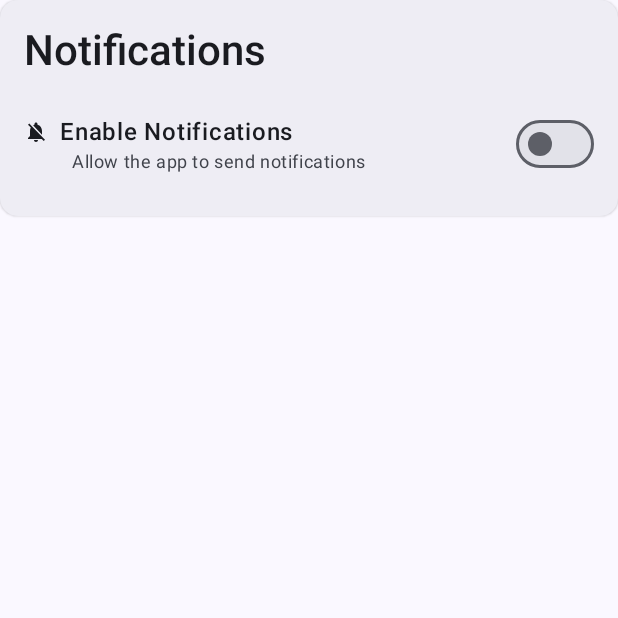
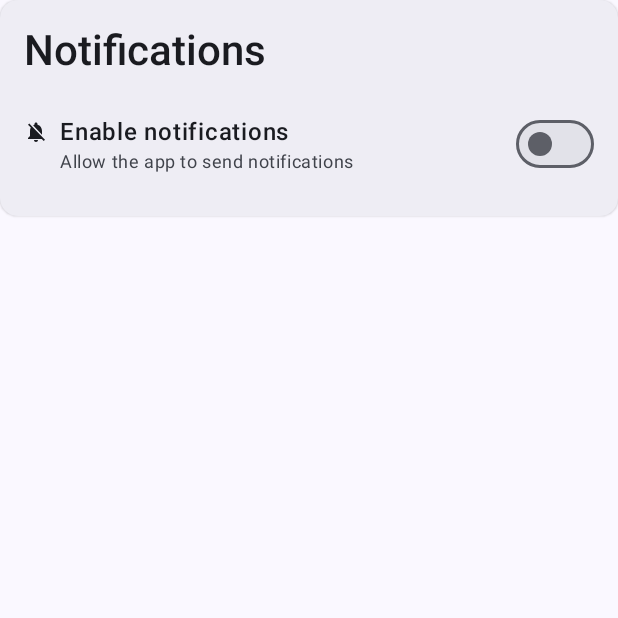
Before and after one commit to Joinsider/dhbw-next, an Android app built with Jetpack Compose: the composable NotificationSettingsCard shown on its own in the app's theme, on a phone screen of 412 x 824 dp, the top half of it. Run offline under Robolectric (Android 15) with nearby library versions, the phone set to English and light mode, and no system bars; our stand-ins replace Compose Multiplatform resources, Material 3 Expressive styles (plain Material 3 is drawn); libraries missing offline, so code that uses them is left out: io.github.aakira.napier; 3 statements that could not run were skipped.

Commit message:
#35 feat: enhance NotificationSettingsCard with localized strings for notifications and lecture change alerts

```diff
--- a/composeApp/src/commonMain/composeResources/values-de/strings.xml
+++ b/composeApp/src/commonMain/composeResources/values-de/strings.xml
@@ -45,6 +45,10 @@
     <string name="privacy_button">Datenschutzerklärung</string>
     <string name="report_issues">Fehler melden</string>
     <string name="github_issues">Github Issues</string>
+    <string name="allow_notifications">Benachrichtigungen aktivieren</string>
+    <string name="allow_notifications_description">Erlaube der App verschiedene Benachrichtigungen zu senden</string>
+    <string name="lecture_change_notification">Benachrichtigung für Vorlesungsänderungen</string>
+    <string name="lecture_change_notification_description">Werde benachrichtigt, wenn sich die Uhrzeit oder der Ort einer Vorlesung ändert oder eine abgesagt wurde</string>
     <!-- Error messages -->
     <string name="network_error">Netzwerkfehler. Bitte überprüfen Sie Ihre Verbindung.</string>
     <string name="unknown_error">Ein unbekannter Fehler ist aufgetreten.</string>
--- a/composeApp/src/commonMain/composeResources/values/strings.xml
+++ b/composeApp/src/commonMain/composeResources/values/strings.xml
@@ -45,6 +45,10 @@
     <string name="privacy_button">Privacy Policy</string>
     <string name="report_issue">Report Issue</string>
     <string name="github_issues">Github Issues</string>
+    <string name="allow_notifications">Enable notifications</string>
+    <string name="allow_notifications_description">Allow the app to send notifications</string>
+    <string name="lecture_change_notification">Lecture Change Notification</string>
+    <string name="lecture_change_notification_description">Get notified about lecture time, location and cancellation changes</string>
     <!-- Error messages -->
     <string name="network_error">Network error. Please check your connection.</string>
     <string name="unknown_error">An unknown error occurred.</string>
--- a/composeApp/src/commonMain/kotlin/de/joinside/dhbw/ui/settings/NotificationSettingsCard.kt
+++ b/composeApp/src/commonMain/kotlin/de/joinside/dhbw/ui/settings/NotificationSettingsCard.kt
@@ -9,6 +9,7 @@ package de.joinside.dhbw.ui.settings
 import androidx.compose.animation.AnimatedVisibility
 import androidx.compose.foundation.layout.*
 import androidx.compose.material.icons.Icons
+import androidx.compose.material.icons.filled.ChangeCircle
 import androidx.compose.material.icons.filled.Notifications
 import androidx.compose.material.icons.filled.NotificationsOff
 import androidx.compose.material3.*
@@ -20,7 +21,13 @@ import androidx.compose.ui.platform.LocalHapticFeedback
 import androidx.compose.ui.platform.testTag
 import androidx.compose.ui.text.font.FontWeight
 import androidx.compose.ui.unit.dp
+import de.joinside.dhbw.resources.Res
+import de.joinside.dhbw.resources.allow_notifications
+import de.joinside.dhbw.resources.allow_notifications_description
+import de.joinside.dhbw.resources.lecture_change_notification
+import de.joinside.dhbw.resources.lecture_change_notification_description
 import kotlinx.coroutines.launch
+import org.jetbrains.compose.resources.stringResource
 
 @OptIn(ExperimentalMaterial3Api::class)
 @Composable
@@ -89,16 +96,16 @@ fun NotificationSettingsCard(
                                 .padding(end = 8.dp)
                         )
                         Text(
-                            text = "Enable Notifications",
+                            text = stringResource(Res.string.allow_notifications),
                             style = MaterialTheme.typography.bodyLarge,
                             fontWeight = FontWeight.Medium
                         )
                     }
                     Text(
-                        text = "Allow the app to send notifications",
+                        text = stringResource(Res.string.allow_notifications_description),
                         style = MaterialTheme.typography.bodySmall,
                         color = MaterialTheme.colorScheme.onSurfaceVariant,
-                        modifier = Modifier.padding(start = 32.dp)
+                        modifier = Modifier.padding(start = 24.dp)
                     )
                 }
 
@@ -153,15 +160,25 @@ fun NotificationSettingsCard(
                         verticalAlignment = Alignment.CenterVertically
                     ) {
                         Column(modifier = Modifier.weight(1f)) {
+                            Row(verticalAlignment = Alignment.CenterVertically) {
+                                Icon(
+                                    imageVector = Icons.Default.ChangeCircle,
+                                    contentDescription = null,
+                                    modifier = Modifier
+                                        .size(24.dp)
+                                        .padding(end = 8.dp)
+                                )
+                                Text(
+                                    text = stringResource(Res.string.lecture_change_notification),
+                                    style = MaterialTheme.typography.bodyLarge,
+                                    fontWeight = FontWeight.Medium
+                                )
+                            }
                             Text(
-                                text = "Lecture Change Alerts",
-                                style = MaterialTheme.typography.bodyLarge,
-                                fontWeight = FontWeight.Medium
-                            )
-                            Text(
-                                text = "Get notified about lecture time, location, and cancellation changes",
+                                text = stringResource(Res.string.lecture_change_notification_description),
                                 style = MaterialTheme.typography.bodySmall,
-                                color = MaterialTheme.colorScheme.onSurfaceVariant
+                                color = MaterialTheme.colorScheme.onSurfaceVariant,
+                                modifier = Modifier.padding(start = 24.dp)
                             )
                         }
 
```
